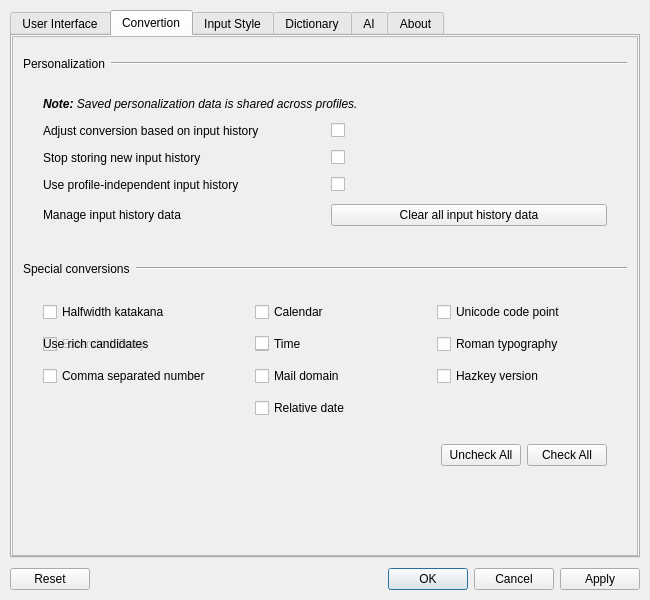
First picture: the form in hazkey-settings/mainwindow.ui, repository presire/hazkey-community, before the edit.
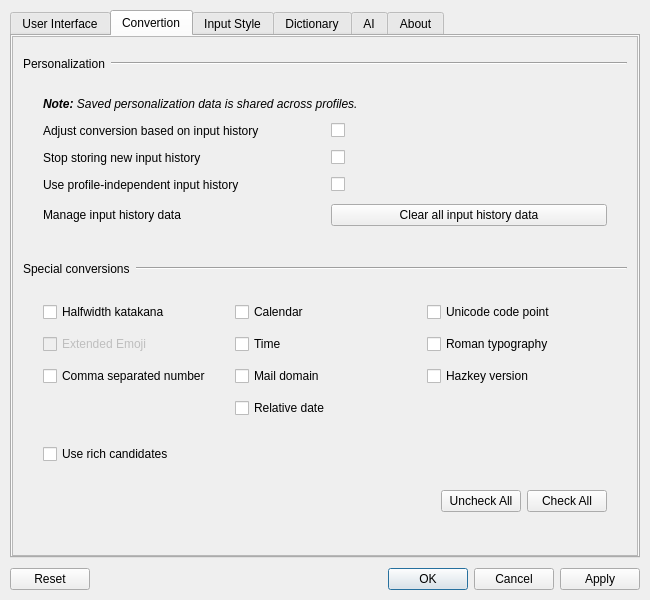
Second picture: the form after the edit. The open tabs and pages were chosen to show the change. Icons and pictures are not drawn.

Commit message:
fix(settings): fix overlapping rich candidates row in conversion tab
Move Use rich candidates out of specialConversionsGrid into a
separate richCandidatesGrid row to fix overlapping cells.
(row=1 col=0/col=1 had two widgets each)

Unify it as a single QCheckBox with text like other special
conversions instead of a QLabel + empty checkbox pair,
so the gap matches the rest of the grid.

No logic change: objectName and source strings are unchanged,
so mainwindow.cpp and translations work as-is.

The edit to the form file:
```diff
--- a/hazkey-settings/mainwindow.ui
+++ b/hazkey-settings/mainwindow.ui
@@ -669,22 +669,6 @@
                 </property>
                </widget>
               </item>
-              <item row="1" column="0">
-               <widget class="QLabel" name="useRichCandidatesLabel">
-                <property name="minimumSize">
-                 <size>
-                  <width>200</width>
-                  <height>0</height>
-                 </size>
-                </property>
-                <property name="text">
-                 <string>Use rich candidates</string>
-                </property>
-               </widget>
-              </item>
-              <item row="1" column="1">
-               <widget class="QCheckBox" name="useRichCandidates"/>
-              </item>
               <item row="3" column="1">
                <widget class="QCheckBox" name="relativeDateConversion">
                 <property name="text">
@@ -694,6 +678,32 @@
               </item>
              </layout>
            </item>
+           <item>
+            <layout class="QGridLayout" name="richCandidatesGrid">
+             <property name="leftMargin">
+              <number>20</number>
+             </property>
+             <property name="topMargin">
+              <number>10</number>
+             </property>
+             <property name="rightMargin">
+              <number>20</number>
+             </property>
+             <property name="bottomMargin">
+              <number>10</number>
+             </property>
+             <property name="spacing">
+              <number>12</number>
+             </property>
+             <item row="0" column="0">
+              <widget class="QCheckBox" name="useRichCandidates">
+               <property name="text">
+                <string>Use rich candidates</string>
+               </property>
+              </widget>
+             </item>
+            </layout>
+           </item>
            <item>
             <layout class="QHBoxLayout" name="specialConversionsActions">
              <property name="leftMargin">
```
